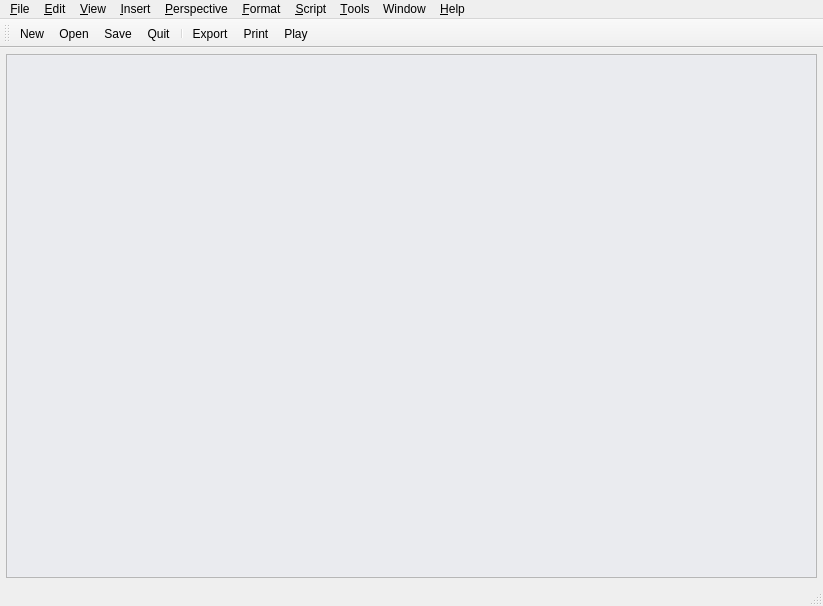
Qt form trunk/src/ui/mainwin.ui (canorusmusic/canorus) before a commit.
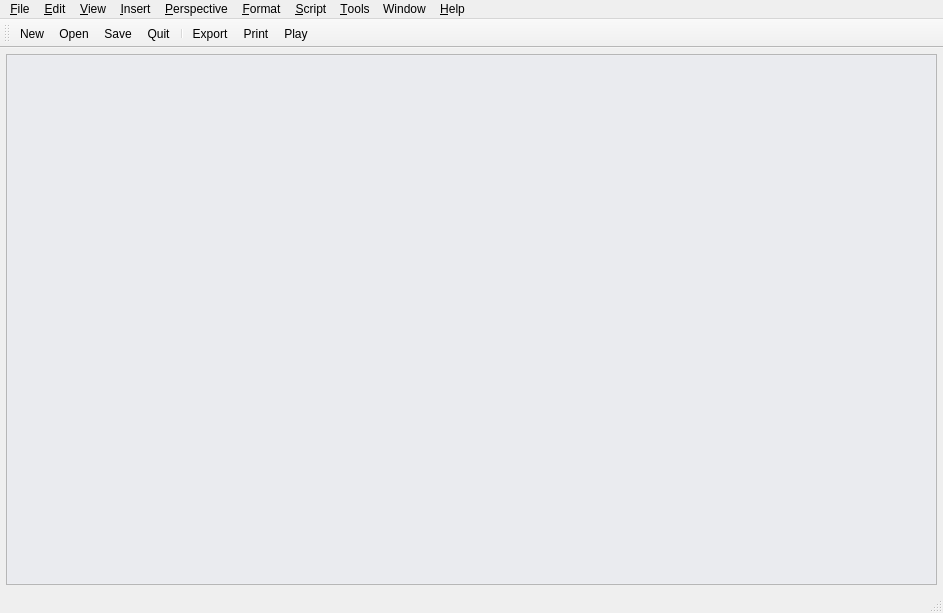
The same form after that commit. Icons and pictures are not drawn.

What changed in the file:
```diff
--- a/trunk/src/ui/mainwin.ui
+++ b/trunk/src/ui/mainwin.ui
@@ -6,8 +6,8 @@
    <rect>
     <x>0</x>
     <y>0</y>
-    <width>823</width>
-    <height>606</height>
+    <width>943</width>
+    <height>613</height>
    </rect>
   </property>
   <property name="windowTitle" >
@@ -518,7 +518,7 @@
     <rect>
      <x>0</x>
      <y>0</y>
-     <width>823</width>
+     <width>943</width>
      <height>38</height>
     </rect>
    </property>
```
